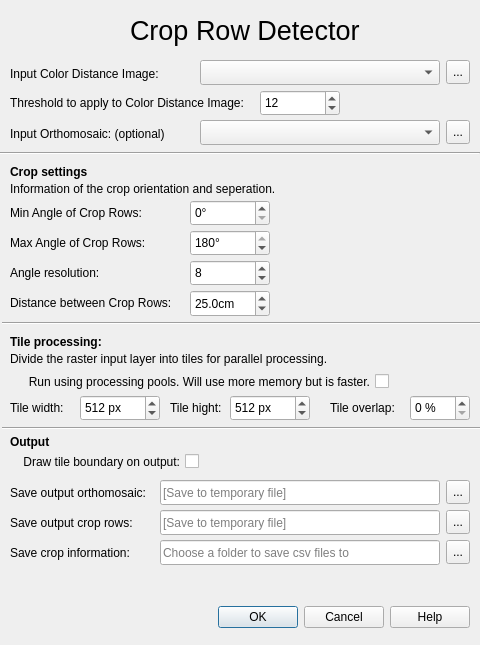
Qt form crop_row_toolbar_dialog.ui (SDU-UAS-Center/sdu-agro-tools) before a commit.
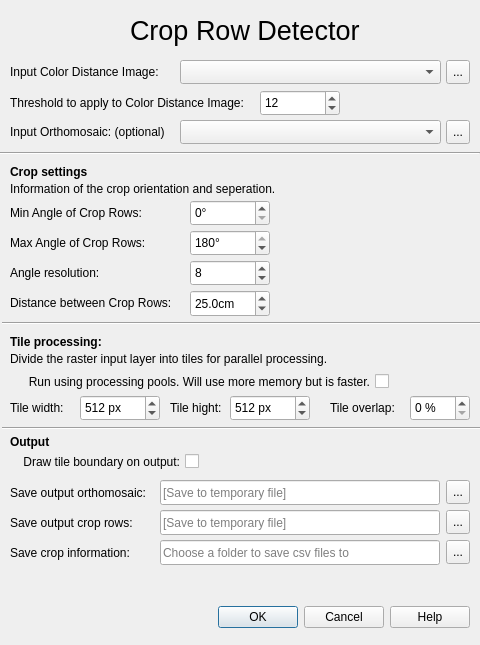
The same form after that commit. Custom widgets are drawn as their Qt base class.

Commit message: fix crop-row layer select

```diff
--- a/crop_row_toolbar_dialog.ui
+++ b/crop_row_toolbar_dialog.ui
@@ -37,7 +37,7 @@
      <x>10</x>
      <y>60</y>
      <width>185</width>
-     <height>27</height>
+     <height>24</height>
     </rect>
    </property>
    <property name="text">
@@ -89,16 +89,6 @@
     <bool>false</bool>
    </property>
   </widget>
-  <widget class="QComboBox" name="input_file_cdc_combobox">
-   <property name="geometry">
-    <rect>
-     <x>200</x>
-     <y>60</y>
-     <width>240</width>
-     <height>25</height>
-    </rect>
-   </property>
-  </widget>
   <widget class="QToolButton" name="input_file_cdc_button">
    <property name="geometry">
     <rect>
@@ -118,23 +108,13 @@
      <x>10</x>
      <y>120</y>
      <width>185</width>
-     <height>27</height>
+     <height>24</height>
     </rect>
    </property>
    <property name="text">
     <string>Input Orthomosaic: (optional)</string>
    </property>
   </widget>
-  <widget class="QComboBox" name="input_file_ortho_combobox">
-   <property name="geometry">
-    <rect>
-     <x>200</x>
-     <y>120</y>
-     <width>240</width>
-     <height>25</height>
-    </rect>
-   </property>
-  </widget>
   <widget class="QToolButton" name="input_file_ortho_button">
    <property name="geometry">
     <rect>
@@ -874,6 +854,26 @@
     <string>Crop Row Detector</string>
    </property>
   </widget>
+  <widget class="QgsMapLayerComboBox" name="input_file_cdc_map_layer_combo_box">
+   <property name="geometry">
+    <rect>
+     <x>180</x>
+     <y>60</y>
+     <width>261</width>
+     <height>24</height>
+    </rect>
+   </property>
+  </widget>
+  <widget class="QgsMapLayerComboBox" name="input_file_ortho_map_layer_combo_box">
+   <property name="geometry">
+    <rect>
+     <x>180</x>
+     <y>120</y>
+     <width>261</width>
+     <height>24</height>
+    </rect>
+   </property>
+  </widget>
  </widget>
  <customwidgets>
   <customwidget>
@@ -881,6 +881,11 @@
    <extends>QDoubleSpinBox</extends>
    <header>qgsdoublespinbox.h</header>
   </customwidget>
+  <customwidget>
+   <class>QgsMapLayerComboBox</class>
+   <extends>QComboBox</extends>
+   <header>qgsmaplayercombobox.h</header>
+  </customwidget>
  </customwidgets>
  <resources/>
  <connections/>
```
Left out of the diff: 6 changed lines with no effect on the pictures. The commit also changes 1 other file.
